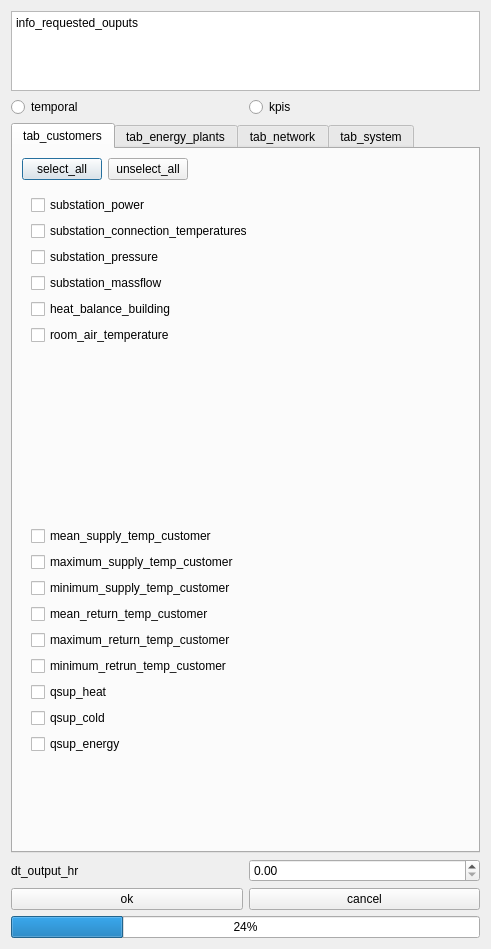
This is districts/RequestedOutputs_dialog.ui in equa/IDA-Districts as Qt 5 draws it before an edit. The edited form follows.
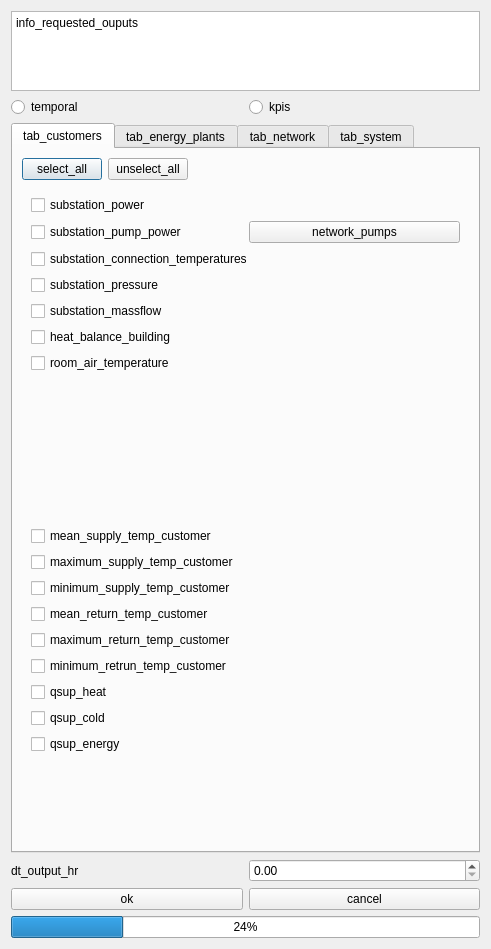
This is the edited form. The open tabs and pages were chosen to show the change.

```diff
--- a/districts/RequestedOutputs_dialog.ui
+++ b/districts/RequestedOutputs_dialog.ui
@@ -114,6 +114,24 @@
               </property>
              </widget>
             </item>
+            <item>
+             <layout class="QHBoxLayout" name="layout_substation_pump_power">
+              <item>
+               <widget class="QCheckBox" name="checkBoxSubstationPumpPower">
+                <property name="text">
+                 <string>substation_pump_power</string>
+                </property>
+               </widget>
+              </item>
+              <item>
+               <widget class="QPushButton" name="btn_network_pumps_c">
+                <property name="text">
+                 <string>network_pumps</string>
+                </property>
+               </widget>
+              </item>
+             </layout>
+            </item>
             <item>
              <widget class="QCheckBox" name="checkBoxSubstationConnTemp">
               <property name="text">
```
Left out of the diff: 18 changed lines with no effect on the pictures.
